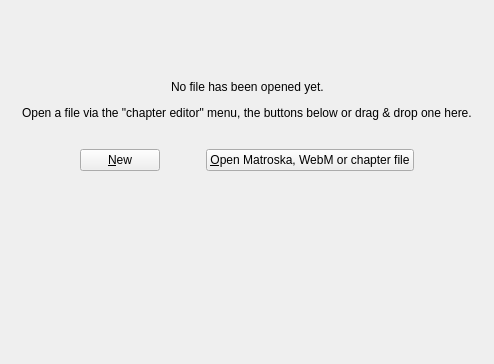
This is src/mkvtoolnix-gui/forms/chapter_editor/tool.ui in jpsdr/MKVToolnix-Windows-7 as Qt 5 draws it before an edit; both pictures show x 208 to 702 and y 127 to 491 of the 910 by 491 pixel window. The edited form follows.
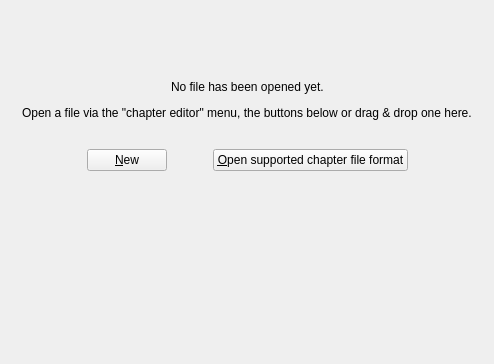
This is the edited form. The open tabs and pages were chosen to show the change. Icons and pictures are not drawn. Custom widgets are drawn as their Qt base class.

Commit message:
GUI: chapters: add support for reading chapters from DVDs
This support requires building with the `libdvdread` library.

Part of the implementation of #2808.

What changed in the file:
```diff
--- a/src/mkvtoolnix-gui/forms/chapter_editor/tool.ui
+++ b/src/mkvtoolnix-gui/forms/chapter_editor/tool.ui
@@ -190,7 +190,7 @@
             <item>
              <widget class="QPushButton" name="openFileButton">
               <property name="text">
-               <string>&amp;Open Matroska, WebM or chapter file</string>
+               <string>&amp;Open supported chapter file format</string>
               </property>
               <property name="icon">
                <iconset resource="../../qt_resources.qrc">
```
The commit also changes 5 other files.
